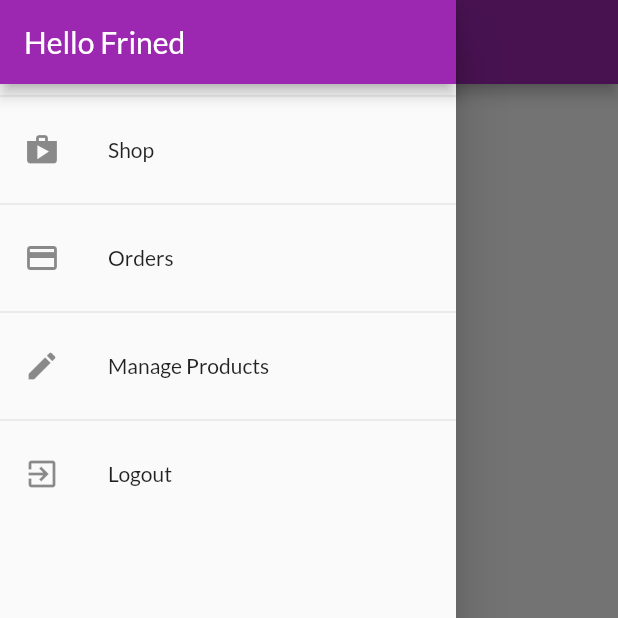
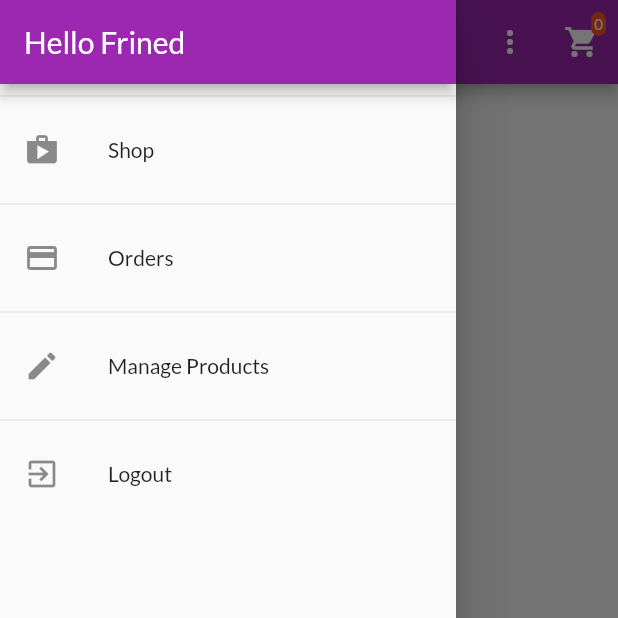
Before and after one commit to lalmiomar/real-app, a Flutter app: the ProductOverviewScreen screen opened directly, with the side drawer open, on a phone screen of 412 x 824 dp, the top half of it. Run offline on Flutter 3.47's test engine with Material 2 defaults, Android fonts, the phone set to English and light mode, and no system bars; our stand-ins replace shared_preferences; missing offline and left inert: dart:js; accounts and stored records are empty; network calls fail; statements that could not run were skipped.

Commit message:
i make ProductOverview Screen

```diff
--- a/lib/screens/product_overview_screen.dart
+++ b/lib/screens/product_overview_screen.dart
@@ -1,21 +1,83 @@
 import 'package:flutter/material.dart';
+import 'package:provider/provider.dart';
+import 'package:real_shop/providers/cart.dart';
+import 'package:real_shop/providers/products.dart';
+import 'package:real_shop/screens/cart_screen.dart';
 import 'package:real_shop/widgets/app_drawer.dart';
+import 'package:real_shop/widgets/badge.dart';
+import 'package:real_shop/widgets/products_grid.dart';
+
 class ProductOverviewScreen extends StatefulWidget {
-
   @override
   _ProductOverviewScreenState createState() => _ProductOverviewScreenState();
 }
 
+enum FilterOption { Favorites, ALL }
+
 class _ProductOverviewScreenState extends State<ProductOverviewScreen> {
+  var _isLoading = false;
+  var _showOnlyFavorites = false;
+  //var _isInit = false;
+
+  @override
+  void initState() {
+    // TODO: implement initState
+    super.initState();
+    _isLoading = true;
+    Provider.of<Products>(context, listen: false)
+        .fetchAndSetProducts()
+        .then(
+          (_) => setState(() => _isLoading = true),
+        )
+        .catchError((error) => print(error));
+  }
+
   @override
   Widget build(BuildContext context) {
     return Scaffold(
       appBar: AppBar(
-        title: Text("Shop"),
+        title: Text("My Shop"),
+        actions: [
+          PopupMenuButton(
+            onSelected: (FilterOption selectedVal) {
+              setState(() {
+                if (selectedVal == FilterOption.Favorites) {
+                  _showOnlyFavorites = true;
+                } else {
+                  _showOnlyFavorites = false;
+                }
+              });
+            },
+            icon: Icon(Icons.more_vert),
+            itemBuilder: (_) => [
+              PopupMenuItem(
+                child: Text('Only Favorite'),
+                value: FilterOption.Favorites,
+              ),
+              PopupMenuItem(
+                child: Text('Only Favorite'),
+                value: FilterOption.ALL,
+              ),
+            ],
+          ),
+          Consumer<Cart>(
+            child: IconButton(
+              icon: Icon(Icons.shopping_cart),
+              onPressed: () =>
+                  Navigator.of(context).pushNamed(CartScreen.routeName),
+            ),
+            builder: (_, cart, ch) => Badge(
+              child: ch,
+              value: cart.itemCount.toString(),
+            ),
+          ),
+        ],
       ),
-      body: Center(
-        child: Text(""),
-      ),
+      body: _isLoading
+          ? Center(
+              child: CircularProgressIndicator(),
+            )
+          : ProductsGrid(_showOnlyFavorites),
       drawer: AppDrawer(),
     );
   }
--- a/lib/widgets/badge.dart
+++ b/lib/widgets/badge.dart
@@ -0,0 +1,40 @@
+import 'package:flutter/material.dart';
+
+class Badge extends StatelessWidget {
+  final Widget child;
+  final String value;
+  final Color color;
+
+  const Badge({
+    this.child,
+    @required this.value,
+    this.color,
+  });
+
+  @override
+  Widget build(BuildContext context) {
+    return Stack(
+      alignment: Alignment.center,
+      children: [
+        child,
+        Positioned(
+          right: 8,
+          top: 8,
+          child: Container(
+            padding: EdgeInsets.all(2.0),
+            decoration: BoxDecoration(
+              borderRadius: BorderRadius.circular(10.0),
+              color: color != null ? color : Theme.of(context).accentColor,
+            ),
+            constraints: BoxConstraints(minHeight: 16, minWidth: 16l),
+            child: Text(
+              value,
+              textAlign: TextAlign.center,
+              style: TextStyle(fontSize: 10),
+            ),
+          ),
+        )
+      ],
+    );
+  }
+}
```
Also changed, not shown: lib/widgets/product_item.dart (added, +13 -0 lines), lib/widgets/products_grid.dart (+31 -0 lines).
